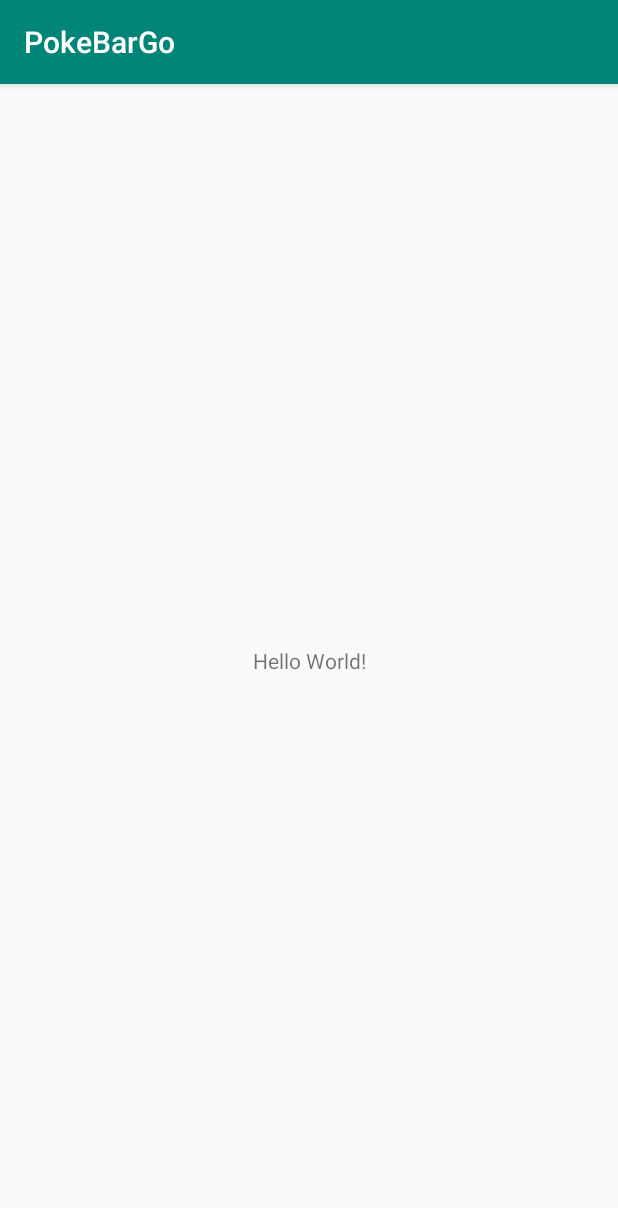
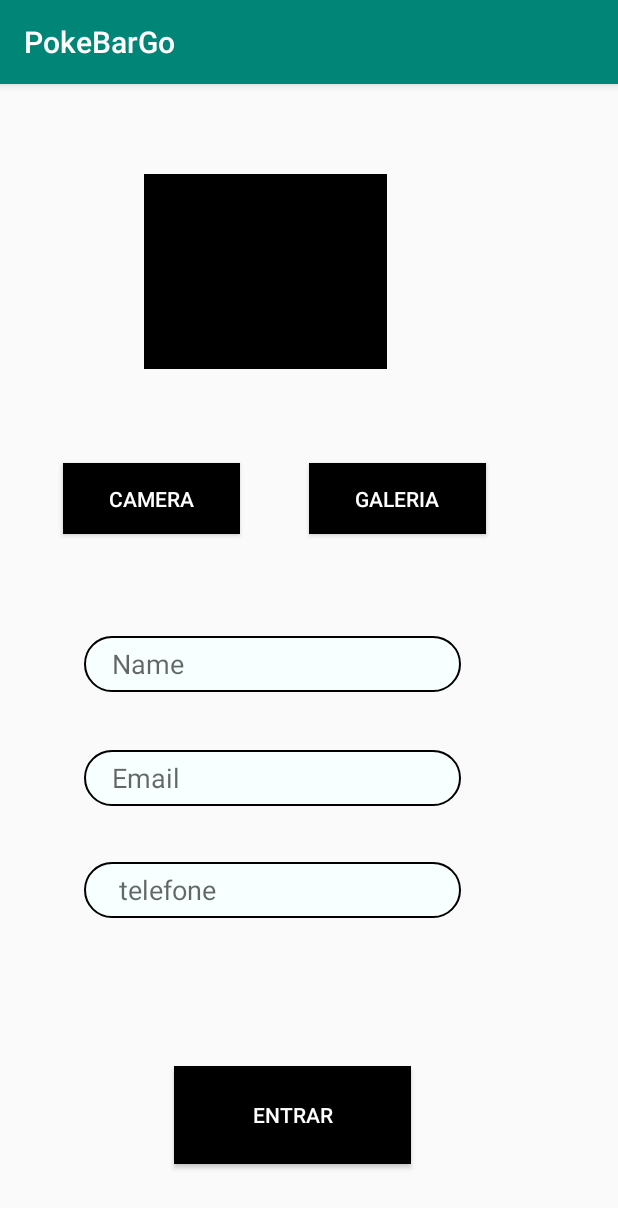
Before and after one commit to YuriLuis/PokeBarGo, an Android app: the screen it shows after launch (MainActivity before the commit, TeladeUsuario after it), on a phone screen of 412 x 824 dp. Shown: the top 1208 px of the screen. Run offline under Robolectric (Android 15) with nearby library versions, the phone set to English and light mode, and no system bars.

Commit message:
Tela de Usuario

```diff
--- a/app/src/main/java/com/example/pokebargo/activity/MainActivity.java
+++ b/app/src/main/java/com/example/pokebargo/activity/MainActivity.java
@@ -2,15 +2,6 @@ package com.example.pokebargo.activity;
 
 import androidx.appcompat.app.AppCompatActivity;
 
-import android.os.Bundle;
-
-import com.example.pokebargo.R;
-
 public class MainActivity extends AppCompatActivity {
 
-    @Override
-    protected void onCreate(Bundle savedInstanceState) {
-        super.onCreate(savedInstanceState);
-        setContentView(R.layout.activity_main);
-    }
 }
--- /dev/null
+++ b/app/src/main/java/com/example/pokebargo/activity/TeladeUsuario.java
@@ -0,0 +1,207 @@
+package com.example.pokebargo.activity;
+
+import androidx.appcompat.app.AlertDialog;
+import androidx.appcompat.app.AppCompatActivity;
+import androidx.core.app.ActivityCompat;
+import androidx.core.content.ContextCompat;
+import androidx.core.content.FileProvider;
+
+import android.Manifest;
+import android.app.Activity;
+import android.content.Intent;
+import android.content.pm.PackageManager;
+import android.database.Cursor;
+import android.graphics.Bitmap;
+import android.graphics.BitmapFactory;
+import android.graphics.Matrix;
+import android.net.Uri;
+import android.os.Bundle;
+import android.os.Environment;
+import android.provider.MediaStore;
+import android.util.Log;
+import android.view.View;
+import android.widget.Button;
+import android.widget.EditText;
+import android.widget.ImageView;
+import android.widget.Toast;
+
+import com.example.pokebargo.R;
+
+import java.io.File;
+
+public class TeladeUsuario extends AppCompatActivity {
+
+    private Button btn_carregarImagem, btn_carregarCamera, btn_Entrar;
+    private AlertDialog alerta2;
+    private EditText etNome, etEmail, etTel;
+    private ImageView img_Produto;
+    private String nomeImagem;
+    private Uri uri;
+    private Activity thisActivity;
+
+    private static final int REQUEST_CAMERA_PERMISSION = 2000;
+    private static final int GALERIA_IMAGENS = 111;
+    private final int CAPTURAR_IMAGEM = 222;
+    private final int PERMISSAO_REQUEST = 2;
+
+    @Override
+    protected void onCreate(Bundle savedInstanceState) {
+        super.onCreate(savedInstanceState);
+        setContentView(R.layout.activity_telade_usuario);
+        btn_carregarImagem = findViewById(R.id.btn_carregarImagem);
+        btn_carregarCamera = findViewById(R.id.btn_carregarCamera);
+        btn_Entrar = findViewById(R.id.btn_Entrar);
+        etNome = findViewById(R.id.etNome);
+        etEmail = findViewById(R.id.etEmail);
+        etTel = findViewById(R.id.etTel);
+
+
+        btn_carregarCamera.setOnClickListener(new View.OnClickListener() {
+            @Override
+            public void onClick(View view) {
+                if (ContextCompat.checkSelfPermission(getApplicationContext(), Manifest.permission.CAMERA) != PackageManager.PERMISSION_GRANTED) {
+                    Log.d("DEBUG", "onclick antes");
+                    ActivityCompat.requestPermissions(thisActivity, new String[]{Manifest.permission.READ_CONTACTS},
+                            REQUEST_CAMERA_PERMISSION
+                    );
+                    Log.d("DEBUG", "onclick dps");
+                } else {
+                    boolean temCamera = getPackageManager()
+                            .hasSystemFeature(PackageManager.FEATURE_CAMERA);
+                    if (temCamera) {
+                        tirarFoto();
+                    }
+                }
+            }
+        });
+        btn_Entrar.setOnClickListener(new View.OnClickListener() {
+            @Override
+            public void onClick(View v) {
+
+                if ((String.valueOf(etNome.getText()).length() > 0)
+                        && (String.valueOf(etEmail.getText()).length() > 0)
+                        && (String.valueOf(etTel.getText()).length() > 0)) {
+                    btn_Entrar.setActivated(true);
+                    //cadastrarProduto();
+                    alert();
+                } else {
+                    alert();
+                }
+                limpaCampos();
+            }
+
+            private void alert() {
+                //Cria o gerador do AlertDialog
+                AlertDialog.Builder builder2 = new AlertDialog.Builder(getApplicationContext());
+                //define o titulo
+                builder2.setTitle("StockSys");
+                //define a mensagem
+                builder2.setMessage("\n » Dados inválidos!");
+                //cria o AlertDialog
+                alerta2 = builder2.create();
+                //Exibe
+                alerta2.show();
+            }
+        });
+
+        if (ContextCompat.checkSelfPermission(this,
+                Manifest.permission.READ_EXTERNAL_STORAGE)
+                != PackageManager.PERMISSION_GRANTED) {
+            if (ActivityCompat.shouldShowRequestPermissionRationale(this,
+                    Manifest.permission.WRITE_EXTERNAL_STORAGE)) {
+            } else {
+                ActivityCompat.requestPermissions(this,
+                        new String[]{Manifest.permission.WRITE_EXTERNAL_STORAGE},
+                        PERMISSAO_REQUEST);
+            }
+        }
+
+        img_Produto = findViewById(R.id.imageView);
+        Button galeria = findViewById(R.id.btn_carregarImagem);
+        galeria.setOnClickListener(new View.OnClickListener() {
+            @Override
+            public void onClick(View v) {
+                Intent intent = new Intent(Intent.ACTION_PICK, android.provider.MediaStore.Images.Media.EXTERNAL_CONTENT_URI);
+                startActivityForResult(intent, GALERIA_IMAGENS);
+            }
+        });
+
+    }
+
+    @Override
+    protected void onActivityResult(int requestCode, int resultCode, Intent data) {
+        super.onActivityResult(requestCode, resultCode, data);
+        if (requestCode == GALERIA_IMAGENS) {
+            if (resultCode == RESULT_OK) {
+                Uri selectedImage = data.getData();
+                String[] filePath = {MediaStore.Images.Media.DATA};
+                Cursor c = getContentResolver().query(selectedImage, filePath, null, null, null);
+                c.moveToFirst();
+                int columnIndex = c.getColumnIndex(filePath[0]);
+                String picturePath = c.getString(columnIndex);
+                c.close();
+                Bitmap thumbnail = (BitmapFactory.decodeFile(picturePath));
+                thumbnail = rotationBitMap(thumbnail);
+                img_Produto.setImageBitmap(thumbnail);
+            }
+        }
+        if (requestCode == CAPTURAR_IMAGEM) {
+            if (resultCode == RESULT_OK) {
+                ;
+
+                Bitmap thumbnail = (BitmapFactory.decodeFile(nomeImagem));
+                thumbnail = rotationBitMap(thumbnail);
+                img_Produto.setImageBitmap(thumbnail);
+                mostrarMensagem("Imagem capturada!");
+                adicionarNaGaleria();
+            } else {
+                mostrarMensagem("Imagem não capturada!");
+            }
+        }
+
+    }
+
+    private Bitmap rotationBitMap(Bitmap bitmap) {
+        Matrix matrix = new Matrix();
+        matrix.setRotate(90);
+        Bitmap bmRotated = Bitmap.createBitmap(bitmap, 0, 0, bitmap.getWidth(), bitmap.getHeight(), matrix, true);
+        bitmap.recycle();
+        return bmRotated;
+    }
+
+    private void tirarFoto() {
+        File diretorio = Environment
+                .getExternalStoragePublicDirectory(
+                        Environment.DIRECTORY_PICTURES);
+        nomeImagem = diretorio.getPath() + "/" +
+                System.currentTimeMillis() +
+                ".jpg";
+        //uri = Uri.fromFile(new File(nomeImagem));
+        uri = FileProvider.getUriForFile(getApplicationContext(), getApplicationContext().getApplicationContext().getPackageName() + ".provider", new File(nomeImagem));
+
+        Intent intent = new Intent(MediaStore.ACTION_IMAGE_CAPTURE);
+        intent.putExtra(MediaStore.EXTRA_OUTPUT, uri);
+        startActivityForResult(intent, CAPTURAR_IMAGEM);
+    }
+
+    private void mostrarMensagem(String msg) {
+        Toast.makeText(this, msg,
+                Toast.LENGTH_LONG)
+                .show();
+    }
+
+    private void adicionarNaGaleria() {
+        Intent intent = new Intent(
+                Intent.ACTION_MEDIA_SCANNER_SCAN_FILE);
+        intent.setData(uri);
+        this.sendBroadcast(intent);
+    }
+
+    public void limpaCampos() {
+        etNome.setText("");
+        etEmail.setText("");
+       etTel.setText("");
+
+
+    }
+}
--- /dev/null
+++ b/app/src/main/res/drawable/border_corner.xml
@@ -0,0 +1,15 @@
+<?xml version="1.0" encoding="utf-8"?>
+
+<selector xmlns:android="http://schemas.android.com/apk/res/android">
+
+<item>
+    <shape xmlns:android="http://schemas.android.com/apk/res/android"
+        android:shape="rectangle">
+        <solid android:color="#F8FFFF" />
+        <corners android:radius="50dp" />
+        <stroke android:width="1dp">
+        </stroke>
+    </shape>
+
+</item>
+</selector>
--- a/app/src/main/res/layout/activity_main.xml
+++ b/app/src/main/res/layout/activity_main.xml
@@ -1,18 +1,8 @@
 <?xml version="1.0" encoding="utf-8"?>
-<androidx.constraintlayout.widget.ConstraintLayout xmlns:android="http://schemas.android.com/apk/res/android"
+<androidx.constraintlayout.widget.ConstraintLayout
+    xmlns:android="http://schemas.android.com/apk/res/android"
     xmlns:app="http://schemas.android.com/apk/res-auto"
     xmlns:tools="http://schemas.android.com/tools"
     android:layout_width="match_parent"
     android:layout_height="match_parent"
-    tools:context=".activity.MainActivity">
-
-    <TextView
-        android:layout_width="wrap_content"
-        android:layout_height="wrap_content"
-        android:text="Hello World!"
-        app:layout_constraintBottom_toBottomOf="parent"
-        app:layout_constraintLeft_toLeftOf="parent"
-        app:layout_constraintRight_toRightOf="parent"
-        app:layout_constraintTop_toTopOf="parent" />
-
-</androidx.constraintlayout.widget.ConstraintLayout>
+    tools:context=".activity.MainActivity"/>
--- /dev/null
+++ b/app/src/main/res/layout/activity_telade_usuario.xml
@@ -0,0 +1,105 @@
+<?xml version="1.0" encoding="utf-8"?>
+<androidx.constraintlayout.widget.ConstraintLayout
+    xmlns:android="http://schemas.android.com/apk/res/android"
+    xmlns:app="http://schemas.android.com/apk/res-auto"
+    xmlns:tools="http://schemas.android.com/tools"
+    android:layout_width="match_parent"
+    android:layout_height="match_parent"
+    tools:context=".activity.MainActivity">
+
+
+    <EditText
+        android:id="@+id/etNome"
+        android:layout_width="251dp"
+        android:layout_height="37dp"
+        android:layout_marginStart="56dp"
+        android:layout_marginLeft="56dp"
+        android:layout_marginTop="368dp"
+        android:background="@drawable/border_corner"
+        android:ems="10"
+        android:hint="    Name"
+        android:inputType="textPersonName"
+        app:layout_constraintStart_toStartOf="parent"
+        app:layout_constraintTop_toTopOf="parent" />
+
+    <EditText
+        android:id="@+id/etEmail"
+        android:layout_width="251dp"
+        android:layout_height="37dp"
+        android:layout_marginStart="56dp"
+        android:layout_marginLeft="56dp"
+        android:layout_marginTop="444dp"
+        android:background="@drawable/border_corner"
+        android:ems="10"
+        android:hint="    Email"
+        android:inputType="textPersonName"
+        app:layout_constraintStart_toStartOf="parent"
+        app:layout_constraintTop_toTopOf="parent" />
+
+    <EditText
+        android:id="@+id/etTel"
+        android:layout_width="251dp"
+        android:layout_height="37dp"
+        android:layout_marginStart="56dp"
+        android:layout_marginLeft="56dp"
+        android:layout_marginTop="37dp"
+        android:background="@drawable/border_corner"
+        android:clickable="false"
+        android:duplicateParentState="false"
+        android:ems="10"
+        android:enabled="false"
+        android:hint="     telefone"
+        android:inputType="phone"
+        app:layout_constraintStart_toStartOf="parent"
+        app:layout_constraintTop_toBottomOf="@+id/etEmail" />
+
+    <Button
+        android:id="@+id/btn_carregarCamera"
+        android:layout_width="118dp"
+        android:layout_height="47dp"
+        android:layout_marginStart="42dp"
+        android:layout_marginLeft="42dp"
+        android:layout_marginBottom="68dp"
+        android:background="@android:color/background_dark"
+        android:text="Camera"
+        android:textColor="@android:color/background_light"
+        app:layout_constraintBottom_toTopOf="@+id/etNome"
+        app:layout_constraintStart_toStartOf="parent" />
+
+    <Button
+        android:id="@+id/btn_carregarImagem"
+        android:layout_width="118dp"
+        android:layout_height="47dp"
+        android:layout_marginEnd="88dp"
+        android:layout_marginRight="88dp"
+        android:layout_marginBottom="68dp"
+        android:background="@android:color/background_dark"
+        android:text="Galeria"
+        android:textColor="@android:color/background_light"
+        app:layout_constraintBottom_toTopOf="@+id/etNome"
+        app:layout_constraintEnd_toEndOf="parent" />
+
+    <Button
+        android:id="@+id/btn_Entrar"
+        android:layout_width="158dp"
+        android:layout_height="65dp"
+        android:layout_marginStart="116dp"
+        android:layout_marginLeft="116dp"
+        android:layout_marginBottom="48dp"
+        android:background="@android:color/background_dark"
+        android:text="Entrar"
+        android:textColor="@android:color/background_light"
+        app:layout_constraintBottom_toBottomOf="parent"
+        app:layout_constraintStart_toStartOf="parent" />
+
+    <ImageView
+        android:id="@+id/imageView"
+        android:layout_width="162dp"
+        android:layout_height="130dp"
+        android:layout_marginStart="96dp"
+        android:layout_marginLeft="96dp"
+        android:layout_marginTop="60dp"
+        app:layout_constraintStart_toStartOf="parent"
+        app:layout_constraintTop_toTopOf="parent"
+        app:srcCompat="@android:color/background_dark" />
+</androidx.constraintlayout.widget.ConstraintLayout>
--- /dev/null
+++ b/app/src/main/res/xml/providers.xml
@@ -0,0 +1,4 @@
+<?xml version="1.0" encoding="utf-8"?>
+<paths>
+    <external-path name="external_files" path="."/>
+</paths>
```
Also changed, not shown: app/src/main/AndroidManifest.xml (+23 -1 lines).
